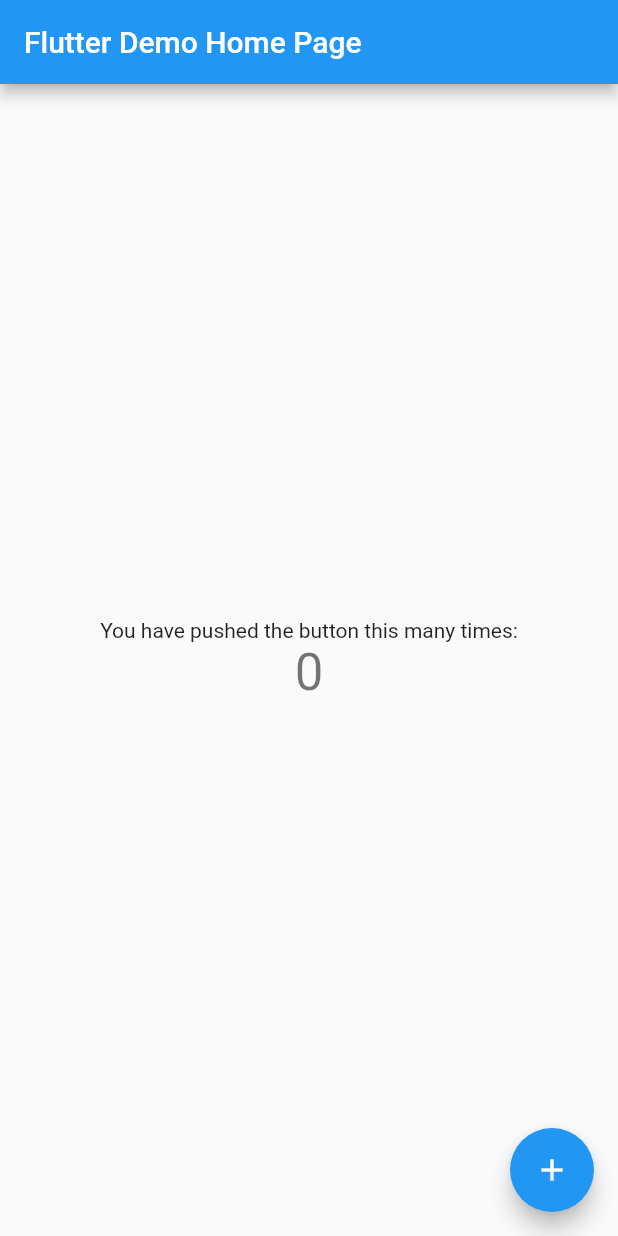
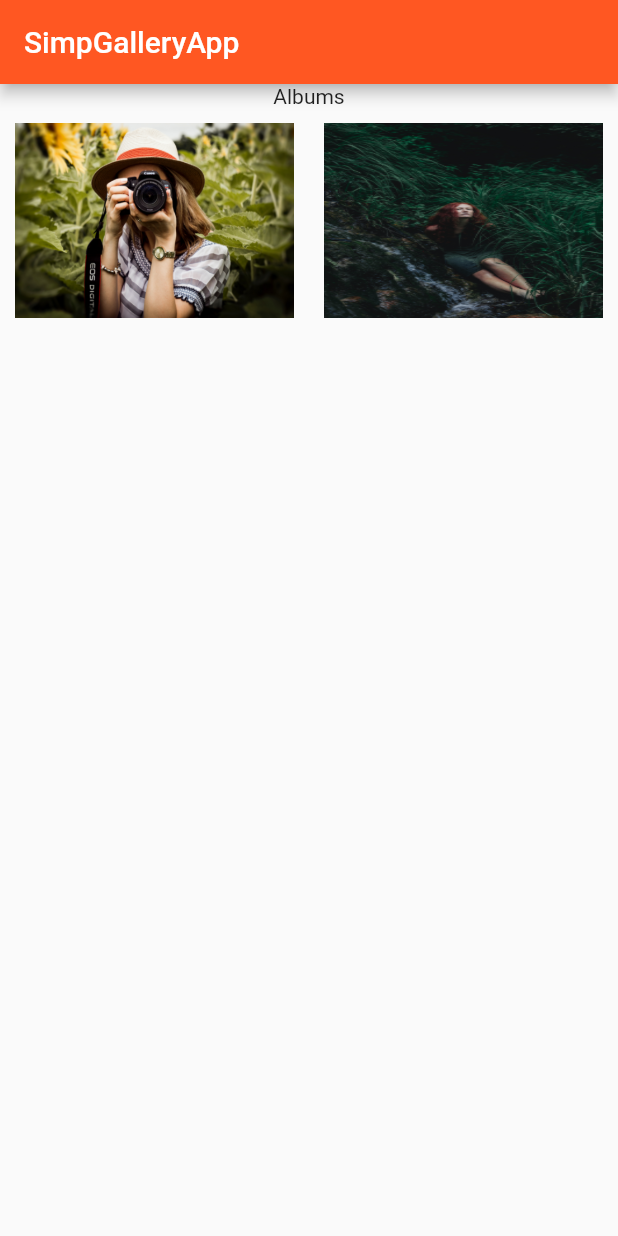
Before and after one commit to Darylabrador/SimpGalleryApp, a Flutter app: the screen it shows after launch, on a phone screen of 412 x 824 dp. Run offline on Flutter 3.47's test engine with Material 2 defaults, Android fonts, the phone set to English and light mode, and no system bars.

Commit message:
init home

```diff
--- a/lib/main.dart
+++ b/lib/main.dart
@@ -1,4 +1,5 @@
 import 'package:flutter/material.dart';
+import './screens/home.dart';
 
 void main() {
   runApp(MyApp());
@@ -11,103 +12,9 @@ class MyApp extends StatelessWidget {
     return MaterialApp(
       title: 'Flutter Demo',
       theme: ThemeData(
-        // This is the theme of your application.
-        //
-        // Try running your application with "flutter run". You'll see the
-        // application has a blue toolbar. Then, without quitting the app, try
-        // changing the primarySwatch below to Colors.green and then invoke
-        // "hot reload" (press "r" in the console where you ran "flutter run",
-        // or simply save your changes to "hot reload" in a Flutter IDE).
-        // Notice that the counter didn't reset back to zero; the application
-        // is not restarted.
-        primarySwatch: Colors.blue,
+        primarySwatch: Colors.deepOrange,
       ),
-      home: MyHomePage(title: 'Flutter Demo Home Page'),
+      home: Home(title: 'SimpGalleryApp'),
     );
   }
 }
-
-class MyHomePage extends StatefulWidget {
-  MyHomePage({Key key, this.title}) : super(key: key);
-
-  // This widget is the home page of your application. It is stateful, meaning
-  // that it has a State object (defined below) that contains fields that affect
-  // how it looks.
-
-  // This class is the configuration for the state. It holds the values (in this
-  // case the title) provided by the parent (in this case the App widget) and
-  // used by the build method of the State. Fields in a Widget subclass are
-  // always marked "final".
-
-  final String title;
-
-  @override
-  _MyHomePageState createState() => _MyHomePageState();
-}
-
-class _MyHomePageState extends State<MyHomePage> {
-  int _counter = 0;
-
-  void _incrementCounter() {
-    setState(() {
-      // This call to setState tells the Flutter framework that something has
-      // changed in this State, which causes it to rerun the build method below
-      // so that the display can reflect the updated values. If we changed
-      // _counter without calling setState(), then the build method would not be
-      // called again, and so nothing would appear to happen.
-      _counter++;
-    });
-  }
-
-  @override
-  Widget build(BuildContext context) {
-    // This method is rerun every time setState is called, for instance as done
-    // by the _incrementCounter method above.
-    //
-    // The Flutter framework has been optimized to make rerunning build methods
-    // fast, so that you can just rebuild anything that needs updating rather
-    // than having to individually change instances of widgets.
-    return Scaffold(
-      appBar: AppBar(
-        // Here we take the value from the MyHomePage object that was created by
-        // the App.build method, and use it to set our appbar title.
-        title: Text(widget.title),
-      ),
-      body: Center(
-        // Center is a layout widget. It takes a single child and positions it
-        // in the middle of the parent.
-        child: Column(
-          // Column is also a layout widget. It takes a list of children and
-          // arranges them vertically. By default, it sizes itself to fit its
-          // children horizontally, and tries to be as tall as its parent.
-          //
-          // Invoke "debug painting" (press "p" in the console, choose the
-          // "Toggle Debug Paint" action from the Flutter Inspector in Android
-          // Studio, or the "Toggle Debug Paint" command in Visual Studio Code)
-          // to see the wireframe for each widget.
-          //
-          // Column has various properties to control how it sizes itself and
-          // how it positions its children. Here we use mainAxisAlignment to
-          // center the children vertically; the main axis here is the vertical
-          // axis because Columns are vertical (the cross axis would be
-          // horizontal).
-          mainAxisAlignment: MainAxisAlignment.center,
-          children: <Widget>[
-            Text(
-              'You have pushed the button this many times:',
-            ),
-            Text(
-              '$_counter',
-              style: Theme.of(context).textTheme.headline4,
-            ),
-          ],
-        ),
-      ),
-      floatingActionButton: FloatingActionButton(
-        onPressed: _incrementCounter,
-        tooltip: 'Increment',
-        child: Icon(Icons.add),
-      ), // This trailing comma makes auto-formatting nicer for build methods.
-    );
-  }
-}
--- /dev/null
+++ b/lib/screens/home.dart
@@ -0,0 +1,86 @@
+import 'package:flutter/material.dart';
+
+class Home extends StatefulWidget {
+  Home({Key key, this.title}) : super(key: key);
+
+  // This widget is the home page of your application. It is stateful, meaning
+  // that it has a State object (defined below) that contains fields that affect
+  // how it looks.
+
+  // This class is the configuration for the state. It holds the values (in this
+  // case the title) provided by the parent (in this case the App widget) and
+  // used by the build method of the State. Fields in a Widget subclass are
+  // always marked "final".
+
+  final String title;
+
+  @override
+  _HomeState createState() => _HomeState();
+}
+
+class _HomeState extends State<Home> {
+  int _counter = 0;
+
+  void _incrementCounter() {
+    setState(() {
+      // This call to setState tells the Flutter framework that something has
+      // changed in this State, which causes it to rerun the build method below
+      // so that the display can reflect the updated values. If we changed
+      // _counter without calling setState(), then the build method would not be
+      // called again, and so nothing would appear to happen.
+      _counter++;
+    });
+  }
+
+  @override
+  Widget build(BuildContext context) {
+    // This method is rerun every time setState is called, for instance as done
+    // by the _incrementCounter method above.
+    //
+    // The Flutter framework has been optimized to make rerunning build methods
+    // fast, so that you can just rebuild anything that needs updating rather
+    // than having to individually change instances of widgets.
+    return Scaffold(
+        appBar: AppBar(
+          // Here we take the value from the Home object that was created by
+          // the App.build method, and use it to set our appbar title.
+          title: Text(widget.title),
+        ),
+        body: Container(
+            child: Column(
+          children: <Widget>[
+            Text('Albums'),
+            Row(
+              children: <Widget>[
+                Expanded(
+                  child: SizedBox(
+                    width: 150,
+                    height: 150,
+                    child: Padding(
+                      padding: EdgeInsets.all(10.0),
+                      child: FittedBox(
+                        fit: BoxFit.fill, // otherwise the logo will be tiny
+                        child: Image.asset('assets/sample-01.jpg'),
+                      ),
+                    ),
+                  ),
+                ),
+                Expanded(
+                  child: SizedBox(
+                    width: 150,
+                    height: 150,
+                    child: Padding(
+                      padding: EdgeInsets.all(10.0),
+                      child: FittedBox(
+                        fit: BoxFit.fill, // otherwise the logo will be tiny
+                        child: Image.asset('assets/sample-02.jpg'),
+                      ),
+                    ),
+                  ),
+                ),
+              ],
+            )
+          ],
+        )));
+  }
+}
--- a/pubspec.yaml
+++ b/pubspec.yaml
@@ -45,9 +45,9 @@ flutter:
   uses-material-design: true
 
   # To add assets to your application, add an assets section, like this:
-  # assets:
-  #   - images/a_dot_burr.jpeg
-  #   - images/a_dot_ham.jpeg
+  assets:
+    - assets/sample-01.jpg
+    - assets/sample-02.jpg
 
   # An image asset can refer to one or more resolution-specific "variants", see
   # https://flutter.dev/assets-and-images/#resolution-aware.
```
Also changed, not shown: assets/sample-01.jpg (added), assets/sample-02.jpg (added).
